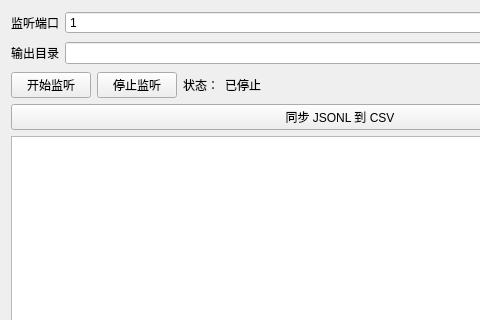
GitHub3651/shenyinocr, file tools/result_receiver/result_receiver_window.ui: the form before one commit; both pictures show x 0 to 480 and y 0 to 320 of the 680 by 420 pixel window.
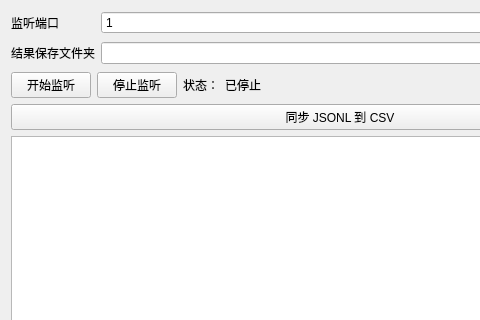
The form after the commit.

The edit to the form file:
```diff
--- a/tools/result_receiver/result_receiver_window.ui
+++ b/tools/result_receiver/result_receiver_window.ui
@@ -39,7 +39,7 @@
      <item row="1" column="0">
       <widget class="QLabel" name="label_outputDirectory">
        <property name="text">
-        <string>输出目录</string>
+        <string>结果保存文件夹</string>
        </property>
        <property name="buddy">
         <cstring>lineEdit_outputDirectory</cstring>
```
